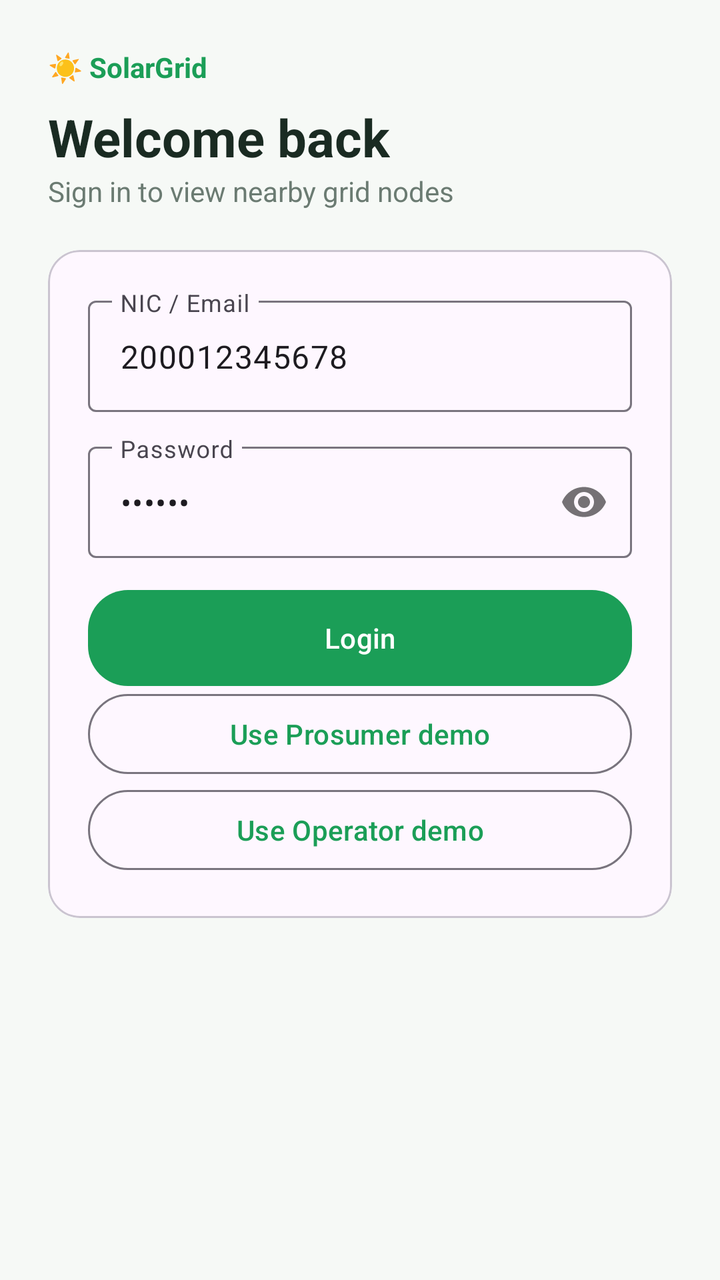
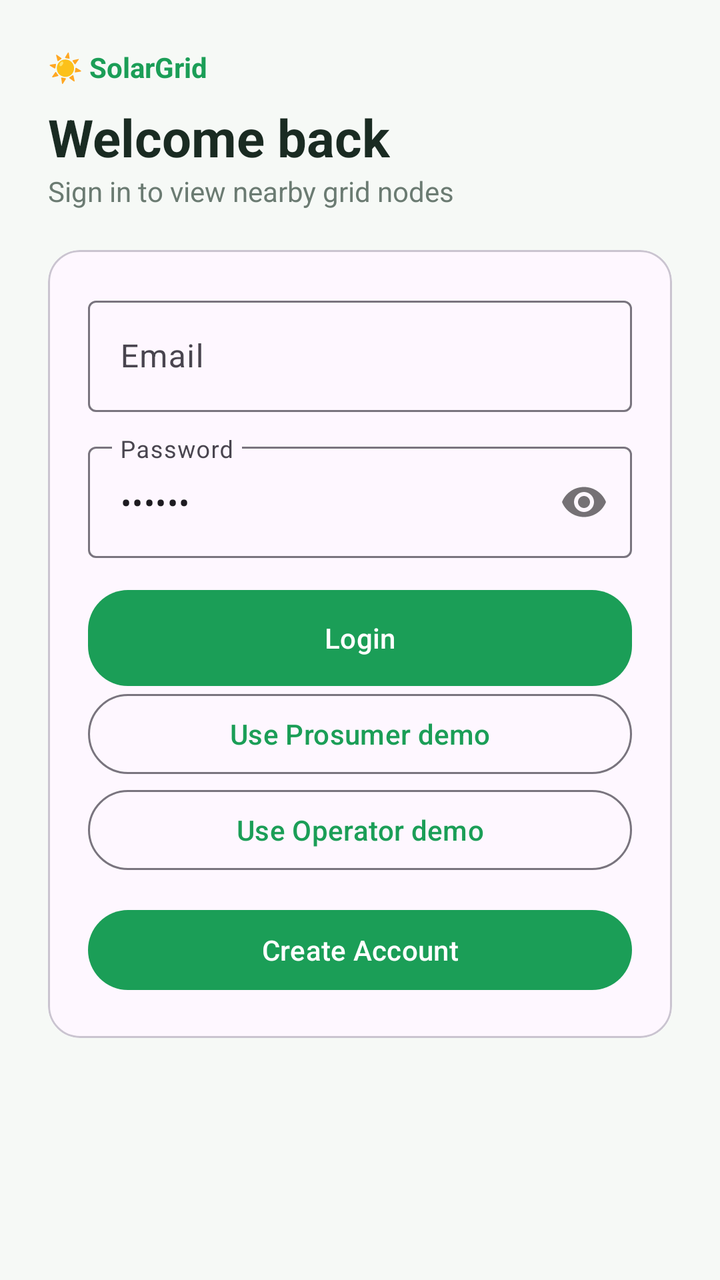

Compare the two renders of this Android layout. The source of the first and the diff that turns it into the second are given below.
<!-- AndroidManifest.xml: application theme Theme.SmartSolar -->
<!-- res/layout/activity_login.xml -->
<?xml version="1.0" encoding="utf-8"?>
<ScrollView xmlns:android="http://schemas.android.com/apk/res/android"
    xmlns:app="http://schemas.android.com/apk/res-auto"
    android:layout_width="match_parent"
    android:layout_height="match_parent"
    android:background="@color/solar_bg"
    android:fillViewport="true">

    <LinearLayout
        android:layout_width="match_parent"
        android:layout_height="wrap_content"
        android:orientation="vertical"
        android:padding="24dp">

        <TextView
            android:layout_width="wrap_content"
            android:layout_height="wrap_content"
            android:text="☀ SolarGrid"
            android:textColor="@color/solar_green"
            android:textSize="14sp"
            android:textStyle="bold" />

        <TextView
            android:layout_width="wrap_content"
            android:layout_height="wrap_content"
            android:layout_marginTop="8dp"
            android:text="@string/login_title"
            android:textColor="@color/solar_text"
            android:textSize="26sp"
            android:textStyle="bold" />

        <TextView
            android:layout_width="wrap_content"
            android:layout_height="wrap_content"
            android:text="@string/login_subtitle"
            android:textColor="@color/solar_muted"
            android:textSize="14sp" />

        <com.google.android.material.card.MaterialCardView
            android:layout_width="match_parent"
            android:layout_height="wrap_content"
            android:layout_marginTop="20dp"
            app:cardCornerRadius="16dp"
            xmlns:app="http://schemas.android.com/apk/res-auto">

            <LinearLayout
                android:layout_width="match_parent"
                android:layout_height="wrap_content"
                android:orientation="vertical"
                android:padding="20dp">

                <com.google.android.material.textfield.TextInputLayout
                    android:layout_width="match_parent"
                    android:layout_height="wrap_content"
                    android:hint="@string/hint_nic">

                    <com.google.android.material.textfield.TextInputEditText
                        android:id="@+id/inputNic"
                        android:layout_width="match_parent"
                        android:layout_height="wrap_content"
                        android:inputType="text"
                        android:text="200012345678" />
                </com.google.android.material.textfield.TextInputLayout>

                <com.google.android.material.textfield.TextInputLayout
                    android:layout_width="match_parent"
                    android:layout_height="wrap_content"
                    android:layout_marginTop="12dp"
                    android:hint="@string/hint_password"
                    app:passwordToggleEnabled="true">

                    <com.google.android.material.textfield.TextInputEditText
                        android:id="@+id/inputPassword"
                        android:layout_width="match_parent"
                        android:layout_height="wrap_content"
                        android:inputType="textPassword"
                        android:text="123456" />
                </com.google.android.material.textfield.TextInputLayout>

                <TextView
                    android:id="@+id/errorText"
                    android:layout_width="match_parent"
                    android:layout_height="wrap_content"
                    android:textColor="@color/status_inactive"
                    android:visibility="gone" />

                <Button
                    android:id="@+id/loginButton"
                    android:layout_width="match_parent"
                    android:layout_height="wrap_content"
                    android:layout_marginTop="16dp"
                    android:background="@drawable/bg_btn_primary"
                    android:text="@string/action_login"
                    android:textColor="@android:color/white" />

                <Button
                    android:id="@+id/demoProsumerButton"
                    android:layout_width="match_parent"
                    android:layout_height="wrap_content"
                    style="?attr/materialButtonOutlinedStyle"
                    android:text="@string/action_use_prosumer_demo" />

                <Button
                    android:id="@+id/demoOperatorButton"
                    android:layout_width="match_parent"
                    android:layout_height="wrap_content"
                    style="?attr/materialButtonOutlinedStyle"
                    android:text="@string/action_use_operator_demo" />

                <ProgressBar
                    android:id="@+id/loginProgress"
                    android:layout_width="wrap_content"
                    android:layout_height="wrap_content"
                    android:layout_gravity="center"
                    android:visibility="gone" />
            </LinearLayout>
        </com.google.android.material.card.MaterialCardView>
    </LinearLayout>
</ScrollView>
<!-- resources referenced by this layout -->
<resources>
  <color name="solar_bg">#F6F9F6</color>
  <color name="solar_green">#1B9E57</color>
  <color name="solar_muted">#6B7B72</color>
  <color name="solar_text">#1A2B22</color>
  <color name="status_inactive">#DC3545</color>
  <!-- drawable bg_btn_primary (drawable) -->
  <?xml version="1.0" encoding="utf-8"?>
  <shape xmlns:android="http://schemas.android.com/apk/res/android" android:shape="rectangle">
      <corners android:radius="20dp" />
      <solid android:color="@color/solar_green" />
  </shape>
  <string name="action_login">Login</string>
  <string name="action_use_operator_demo">Use Operator demo</string>
  <string name="action_use_prosumer_demo">Use Prosumer demo</string>
  <string name="hint_nic">NIC / Email</string>
  <string name="hint_password">Password</string>
  <string name="login_subtitle">Sign in to view nearby grid nodes</string>
  <string name="login_title">Welcome back</string>
  <style name="Theme.SmartSolar" parent="Theme.Material3.DayNight.NoActionBar">
          <item name="colorPrimary">@color/solar_green</item>
          <item name="colorOnPrimary">@android:color/white</item>
          <item name="colorSecondary">@color/solar_blue</item>
          <item name="android:windowBackground">@color/solar_bg</item>
      </style>
  <color name="solar_blue">#1B7FBF</color>
</resources>

<!-- the commit's change to res/layout/activity_login.xml (unified diff, before → after) -->
@@ -52,14 +52,15 @@
                 <com.google.android.material.textfield.TextInputLayout
                     android:layout_width="match_parent"
                     android:layout_height="wrap_content"
-                    android:hint="@string/hint_nic">
+                    android:hint="Email">
 
                     <com.google.android.material.textfield.TextInputEditText
-                        android:id="@+id/inputNic"
+                        android:id="@+id/inputEmail"
                         android:layout_width="match_parent"
                         android:layout_height="wrap_content"
-                        android:inputType="text"
-                        android:text="200012345678" />
+                        android:inputType="textEmailAddress"
+                        android:text="" />
+
                 </com.google.android.material.textfield.TextInputLayout>
 
                 <com.google.android.material.textfield.TextInputLayout
@@ -107,6 +108,13 @@
                     style="?attr/materialButtonOutlinedStyle"
                     android:text="@string/action_use_operator_demo" />
 
+                <Button
+                    android:id="@+id/registerButton"
+                    android:layout_width="match_parent"
+                    android:layout_height="wrap_content"
+                    android:layout_marginTop="12dp"
+                    android:text="Create Account" />
+
                 <ProgressBar
                     android:id="@+id/loginProgress"
                     android:layout_width="wrap_content"
<!-- resource entries referenced after the edit -->
@@ -14,7 +14,6 @@
   <string name="action_login">Login</string>
   <string name="action_use_operator_demo">Use Operator demo</string>
   <string name="action_use_prosumer_demo">Use Prosumer demo</string>
-  <string name="hint_nic">NIC / Email</string>
   <string name="hint_password">Password</string>
   <string name="login_subtitle">Sign in to view nearby grid nodes</string>
   <string name="login_title">Welcome back</string>
